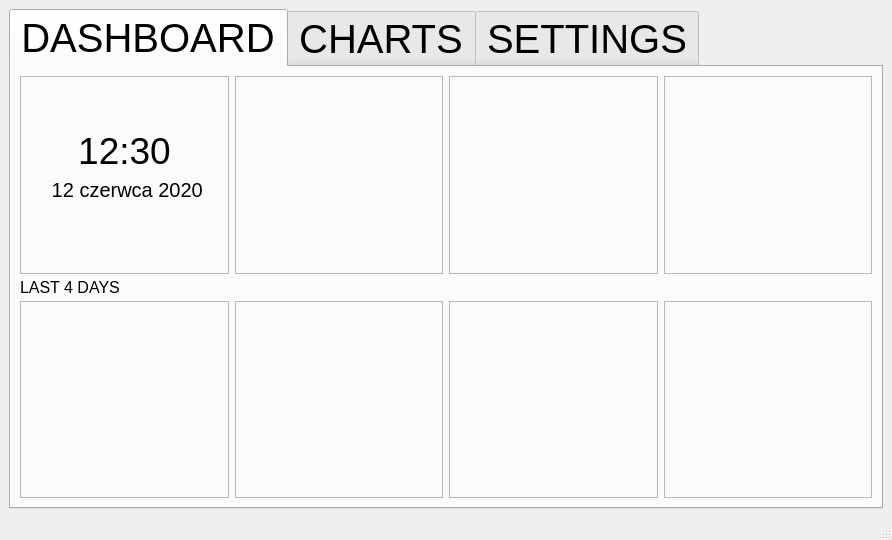
Before: the Qt Designer form Qt_module/mainwindow.ui in HKrecki/WDVS_Project, drawn with Qt 5.
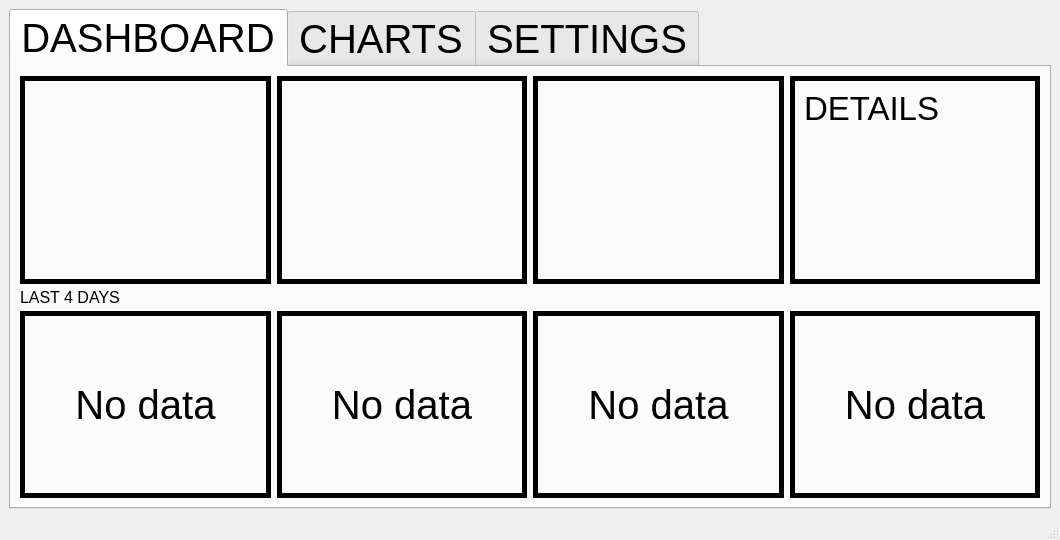
After: the same form once the commit is applied.

Diff of the .ui file:
```diff
--- a/Qt_module/mainwindow.ui
+++ b/Qt_module/mainwindow.ui
@@ -6,7 +6,7 @@
    <rect>
     <x>0</x>
     <y>0</y>
-    <width>892</width>
+    <width>1060</width>
     <height>540</height>
    </rect>
   </property>
@@ -25,6 +25,9 @@
       <property name="cursor">
        <cursorShape>ArrowCursor</cursorShape>
       </property>
+      <property name="styleSheet">
+       <string notr="true"/>
+      </property>
       <property name="tabShape">
        <enum>QTabWidget::Rounded</enum>
       </property>
@@ -41,6 +44,10 @@
        <layout class="QGridLayout" name="gridLayout_8">
         <item row="0" column="0">
          <widget class="QFrame" name="frame">
+          <property name="styleSheet">
+           <string notr="true">border-color: rgb(0, 0, 0);
+border: 5px solid black </string>
+          </property>
           <property name="frameShape">
            <enum>QFrame::StyledPanel</enum>
           </property>
@@ -52,14 +59,19 @@
             <widget class="QLabel" name="label_2">
              <property name="font">
               <font>
-               <pointsize>28</pointsize>
+               <pointsize>35</pointsize>
+               <weight>75</weight>
+               <bold>true</bold>
               </font>
              </property>
              <property name="layoutDirection">
               <enum>Qt::LeftToRight</enum>
              </property>
+             <property name="styleSheet">
+              <string notr="true">border:  solid black </string>
+             </property>
              <property name="text">
-              <string>12:30</string>
+              <string/>
              </property>
              <property name="alignment">
               <set>Qt::AlignBottom|Qt::AlignHCenter</set>
@@ -73,8 +85,11 @@
                <pointsize>15</pointsize>
               </font>
              </property>
+             <property name="styleSheet">
+              <string notr="true">border: 0px solid black </string>
+             </property>
              <property name="text">
-              <string> 12 czerwca 2020</string>
+              <string/>
              </property>
              <property name="alignment">
               <set>Qt::AlignHCenter|Qt::AlignTop</set>
@@ -86,32 +101,129 @@
         </item>
         <item row="0" column="1">
          <widget class="QFrame" name="frame_2">
+          <property name="styleSheet">
+           <string notr="true">border-color: rgb(0, 0, 0);
+border: 5px solid black </string>
+          </property>
           <property name="frameShape">
            <enum>QFrame::StyledPanel</enum>
           </property>
           <property name="frameShadow">
            <enum>QFrame::Raised</enum>
           </property>
+          <layout class="QGridLayout" name="gridLayout_9">
+           <item row="0" column="0">
+            <widget class="QLabel" name="WeatherIcon_Label">
+             <property name="minimumSize">
+              <size>
+               <width>180</width>
+               <height>180</height>
+              </size>
+             </property>
+             <property name="styleSheet">
+              <string notr="true">border: 0px solid black </string>
+             </property>
+             <property name="text">
+              <string/>
+             </property>
+            </widget>
+           </item>
+          </layout>
          </widget>
         </item>
         <item row="0" column="2">
          <widget class="QFrame" name="frame_3">
+          <property name="styleSheet">
+           <string notr="true">border-color: rgb(0, 0, 0);
+border: 5px solid black </string>
+          </property>
           <property name="frameShape">
            <enum>QFrame::StyledPanel</enum>
           </property>
           <property name="frameShadow">
            <enum>QFrame::Raised</enum>
           </property>
+          <layout class="QGridLayout" name="gridLayout_10">
+           <item row="0" column="0">
+            <widget class="QLabel" name="label_4">
+             <property name="font">
+              <font>
+               <pointsize>50</pointsize>
+              </font>
+             </property>
+             <property name="styleSheet">
+              <string notr="true">border: 0px solid black </string>
+             </property>
+             <property name="text">
+              <string/>
+             </property>
+             <property name="alignment">
+              <set>Qt::AlignCenter</set>
+             </property>
+            </widget>
+           </item>
+          </layout>
          </widget>
         </item>
         <item row="0" column="3">
          <widget class="QFrame" name="frame_4">
+          <property name="styleSheet">
+           <string notr="true">border-color: rgb(0, 0, 0);
+border: 5px solid black </string>
+          </property>
           <property name="frameShape">
            <enum>QFrame::StyledPanel</enum>
           </property>
           <property name="frameShadow">
            <enum>QFrame::Raised</enum>
           </property>
+          <property name="lineWidth">
+           <number>1</number>
+          </property>
+          <property name="midLineWidth">
+           <number>0</number>
+          </property>
+          <layout class="QGridLayout" name="gridLayout_11">
+           <item row="0" column="0">
+            <widget class="QLabel" name="label_6">
+             <property name="maximumSize">
+              <size>
+               <width>16777215</width>
+               <height>40</height>
+              </size>
+             </property>
+             <property name="font">
+              <font>
+               <pointsize>25</pointsize>
+              </font>
+             </property>
+             <property name="styleSheet">
+              <string notr="true">border: 0px solid black </string>
+             </property>
+             <property name="text">
+              <string>DETAILS</string>
+             </property>
+             <property name="alignment">
+              <set>Qt::AlignLeading|Qt::AlignLeft|Qt::AlignTop</set>
+             </property>
+            </widget>
+           </item>
+           <item row="1" column="0">
+            <widget class="QLabel" name="label_5">
+             <property name="font">
+              <font>
+               <pointsize>13</pointsize>
+              </font>
+             </property>
+             <property name="styleSheet">
+              <string notr="true">border: 0px solid black </string>
+             </property>
+             <property name="text">
+              <string>&lt;html&gt;&lt;head/&gt;&lt;body&gt;&lt;p&gt;&lt;br/&gt;&lt;/p&gt;&lt;/body&gt;&lt;/html&gt;</string>
+             </property>
+            </widget>
+           </item>
+          </layout>
          </widget>
         </item>
         <item row="1" column="0" colspan="4">
@@ -127,6 +239,9 @@
             <pointsize>12</pointsize>
            </font>
           </property>
+          <property name="styleSheet">
+           <string notr="true"/>
+          </property>
           <property name="text">
            <string>LAST 4 DAYS</string>
           </property>
@@ -134,42 +249,138 @@
         </item>
         <item row="2" column="0">
          <widget class="QFrame" name="frame_5">
+          <property name="styleSheet">
+           <string notr="true">border-color: rgb(0, 0, 0);
+border: 5px solid black </string>
+          </property>
           <property name="frameShape">
            <enum>QFrame::StyledPanel</enum>
           </property>
           <property name="frameShadow">
            <enum>QFrame::Raised</enum>
           </property>
+          <layout class="QGridLayout" name="gridLayout_12">
+           <item row="0" column="0">
+            <widget class="QLabel" name="label_7">
+             <property name="font">
+              <font>
+               <pointsize>30</pointsize>
+              </font>
+             </property>
+             <property name="styleSheet">
+              <string notr="true">border: 0px solid black </string>
+             </property>
+             <property name="text">
+              <string>No data</string>
+             </property>
+             <property name="alignment">
+              <set>Qt::AlignCenter</set>
+             </property>
+            </widget>
+           </item>
+          </layout>
          </widget>
         </item>
         <item row="2" column="1">
          <widget class="QFrame" name="frame_6">
+          <property name="styleSheet">
+           <string notr="true">border-color: rgb(0, 0, 0);
+border: 5px solid black </string>
+          </property>
           <property name="frameShape">
            <enum>QFrame::StyledPanel</enum>
           </property>
           <property name="frameShadow">
            <enum>QFrame::Raised</enum>
           </property>
+          <layout class="QGridLayout" name="gridLayout_13">
+           <item row="0" column="0">
+            <widget class="QLabel" name="label_8">
+             <property name="font">
+              <font>
+               <pointsize>30</pointsize>
+              </font>
+             </property>
+             <property name="styleSheet">
+              <string notr="true">border: 0px solid black </string>
+             </property>
+             <property name="text">
+              <string>No data</string>
+             </property>
+             <property name="alignment">
+              <set>Qt::AlignCenter</set>
+             </property>
+            </widget>
+           </item>
+          </layout>
          </widget>
         </item>
         <item row="2" column="2">
          <widget class="QFrame" name="frame_7">
+          <property name="styleSheet">
+           <string notr="true">border-color: rgb(0, 0, 0);
+border: 5px solid black </string>
+          </property>
           <property name="frameShape">
            <enum>QFrame::StyledPanel</enum>
           </property>
           <property name="frameShadow">
            <enum>QFrame::Raised</enum>
           </property>
+          <layout class="QGridLayout" name="gridLayout_14">
+           <item row="0" column="0">
+            <widget class="QLabel" name="label_9">
+             <property name="font">
+              <font>
+               <pointsize>30</pointsize>
+              </font>
+             </property>
+             <property name="styleSheet">
+              <string notr="true">border: 0px solid black </string>
+             </property>
+             <property name="text">
+              <string>No data</string>
+             </property>
+             <property name="alignment">
+              <set>Qt::AlignCenter</set>
+             </property>
+            </widget>
+           </item>
+          </layout>
          </widget>
         </item>
         <item row="2" column="3">
          <widget class="QFrame" name="frame_8">
+          <property name="styleSheet">
+           <string notr="true">border-color: rgb(0, 0, 0);
+border: 5px solid black </string>
+          </property>
           <property name="frameShape">
            <enum>QFrame::StyledPanel</enum>
           </property>
           <property name="frameShadow">
            <enum>QFrame::Raised</enum>
           </property>
+          <layout class="QGridLayout" name="gridLayout_15">
+           <item row="0" column="0">
+            <widget class="QLabel" name="label_10">
+             <property name="font">
+              <font>
+               <pointsize>30</pointsize>
+              </font>
+             </property>
+             <property name="styleSheet">
+              <string notr="true">border: 0px solid black </string>
+             </property>
+             <property name="text">
+              <string>No data</string>
+             </property>
+             <property name="alignment">
+              <set>Qt::AlignCenter</set>
+             </property>
+            </widget>
+           </item>
+          </layout>
          </widget>
         </item>
        </layout>
```
Left out of the diff: 88 changed lines with no effect on the pictures.
